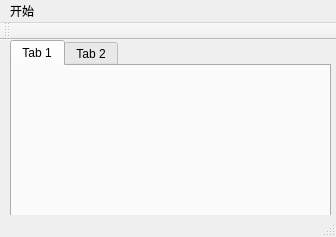
The window that mainwindow.ui (mr-d-self-driving/APA_QT_Assistant) describes before a commit, drawn with Qt 5.
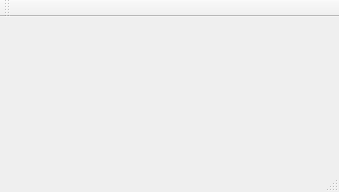
The same window after the commit. The open tabs and pages were chosen to show the change. Custom widgets are drawn as their Qt base class.

Commit message: UI调试

Patch:
```diff
--- a/mainwindow.ui
+++ b/mainwindow.ui
@@ -6,69 +6,23 @@
    <rect>
     <x>0</x>
     <y>0</y>
-    <width>336</width>
-    <height>237</height>
+    <width>339</width>
+    <height>192</height>
    </rect>
   </property>
   <property name="windowTitle">
    <string>MainWindow</string>
   </property>
-  <widget class="QWidget" name="centralWidget">
-   <widget class="QTabWidget" name="tabWidget">
-    <property name="geometry">
-     <rect>
-      <x>10</x>
-      <y>0</y>
-      <width>321</width>
-      <height>181</height>
-     </rect>
-    </property>
-    <property name="minimumSize">
-     <size>
-      <width>271</width>
-      <height>111</height>
-     </size>
-    </property>
-    <property name="currentIndex">
-     <number>1</number>
-    </property>
-    <widget class="QWidget" name="tab">
-     <attribute name="title">
-      <string>Tab 1</string>
-     </attribute>
-     <widget class="QCustomPlot" name="widget" native="true">
-      <property name="geometry">
-       <rect>
-        <x>6</x>
-        <y>26</y>
-        <width>301</width>
-        <height>121</height>
-       </rect>
-      </property>
-     </widget>
-    </widget>
-    <widget class="QWidget" name="tab_2">
-     <attribute name="title">
-      <string>Tab 2</string>
-     </attribute>
-    </widget>
-   </widget>
-  </widget>
+  <widget class="QWidget" name="centralWidget"/>
   <widget class="QMenuBar" name="menuBar">
    <property name="geometry">
     <rect>
      <x>0</x>
      <y>0</y>
-     <width>336</width>
+     <width>339</width>
      <height>17</height>
     </rect>
    </property>
-   <widget class="QMenu" name="menu2312">
-    <property name="title">
-     <string>开始</string>
-    </property>
-   </widget>
-   <addaction name="menu2312"/>
   </widget>
   <widget class="QToolBar" name="mainToolBar">
    <attribute name="toolBarArea">
@@ -81,14 +35,6 @@
   <widget class="QStatusBar" name="statusBar"/>
  </widget>
  <layoutdefault spacing="6" margin="11"/>
- <customwidgets>
-  <customwidget>
-   <class>QCustomPlot</class>
-   <extends>QWidget</extends>
-   <header>QCustomPlot/qcustomplot.h</header>
-   <container>1</container>
-  </customwidget>
- </customwidgets>
  <resources/>
  <connections/>
 </ui>
```
The commit also changes 1 other file.
